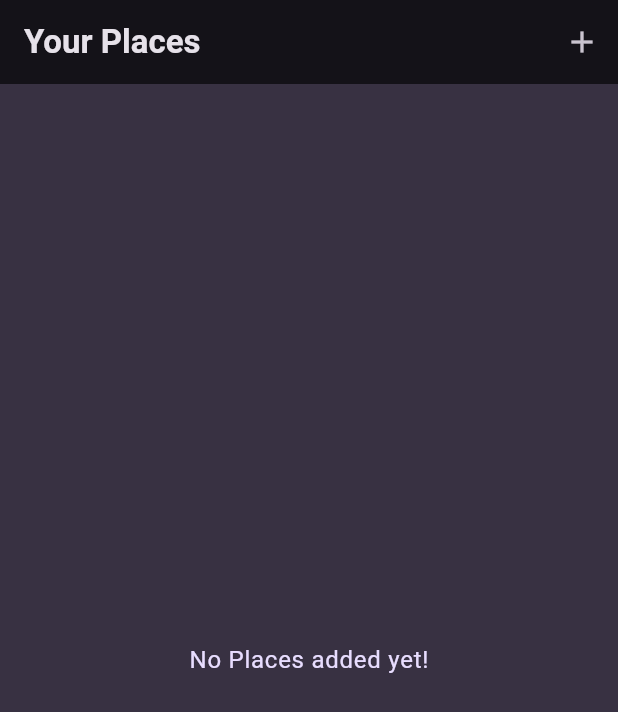
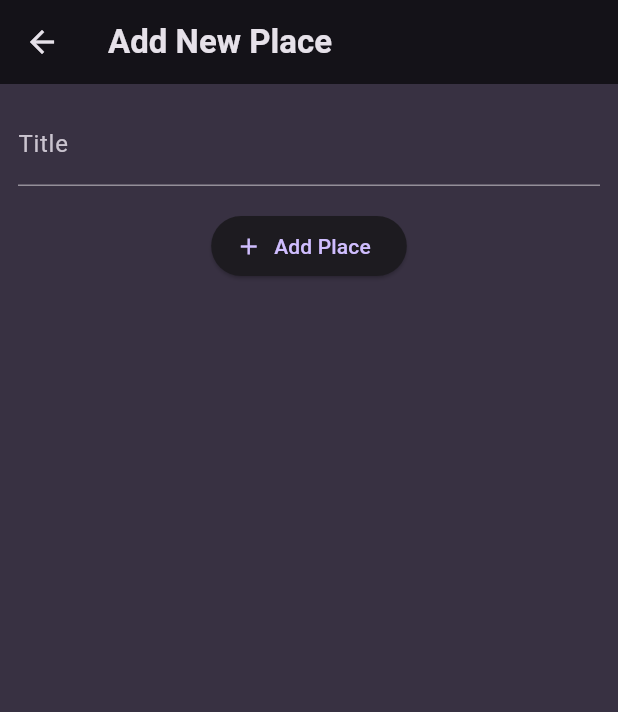
Before and after one commit to vathadianil/Flutter_Favourite_Places_App, a Flutter app: the screen it shows after launch, after a tap on the "add" icon, on a phone screen of 412 x 824 dp. Shown: the top 712 px of the screen. Run offline on Flutter 3.47's test engine with Material 3 defaults, Android fonts, the phone set to English and light mode, and no system bars; our stand-ins replace google_fonts.

Commit message:
Add Places screen added

```diff
--- /dev/null
+++ b/lib/screens/add_place_screen.dart
@@ -0,0 +1,51 @@
+import 'package:flutter/material.dart';
+
+class AddPlaceScreen extends StatefulWidget {
+  const AddPlaceScreen({super.key});
+
+  @override
+  State<AddPlaceScreen> createState() {
+    return _AddPlaceScreen();
+  }
+}
+
+class _AddPlaceScreen extends State<AddPlaceScreen> {
+  final _titleController = TextEditingController();
+
+  @override
+  void dispose() {
+    super.dispose();
+    _titleController.dispose();
+  }
+
+  @override
+  Widget build(BuildContext context) {
+    return Scaffold(
+      appBar: AppBar(
+        title: const Text('Add New Place'),
+      ),
+      body: SingleChildScrollView(
+          padding: const EdgeInsets.all(12),
+          child: Column(
+            children: [
+              TextField(
+                decoration: const InputDecoration(
+                  label: Text('Title'),
+                ),
+                controller: _titleController,
+                style: TextStyle(
+                    color: Theme.of(context).colorScheme.onPrimaryContainer),
+              ),
+              const SizedBox(
+                height: 16,
+              ),
+              ElevatedButton.icon(
+                onPressed: () {},
+                icon: const Icon(Icons.add),
+                label: const Text('Add Place'),
+              ),
+            ],
+          )),
+    );
+  }
+}
--- a/lib/screens/places_list_screen.dart
+++ b/lib/screens/places_list_screen.dart
@@ -1,3 +1,4 @@
+import 'package:favourite_places_app/screens/add_place_screen.dart';
 import 'package:favourite_places_app/widgets/places_list.dart';
 import 'package:flutter/material.dart';
 
@@ -9,7 +10,17 @@
     return Scaffold(
       appBar: AppBar(
         title: const Text('Your Places'),
-        actions: [IconButton(onPressed: () {}, icon: const Icon(Icons.add))],
+        actions: [
+          IconButton(
+              onPressed: () {
+                Navigator.of(context).push(
+                  MaterialPageRoute(
+                    builder: (ctx) => const AddPlaceScreen(),
+                  ),
+                );
+              },
+              icon: const Icon(Icons.add))
+        ],
       ),
       body: const PlacesList(places: []),
     );
```
Also changed, not shown: lib/screens/add_detail.dart (deleted).
